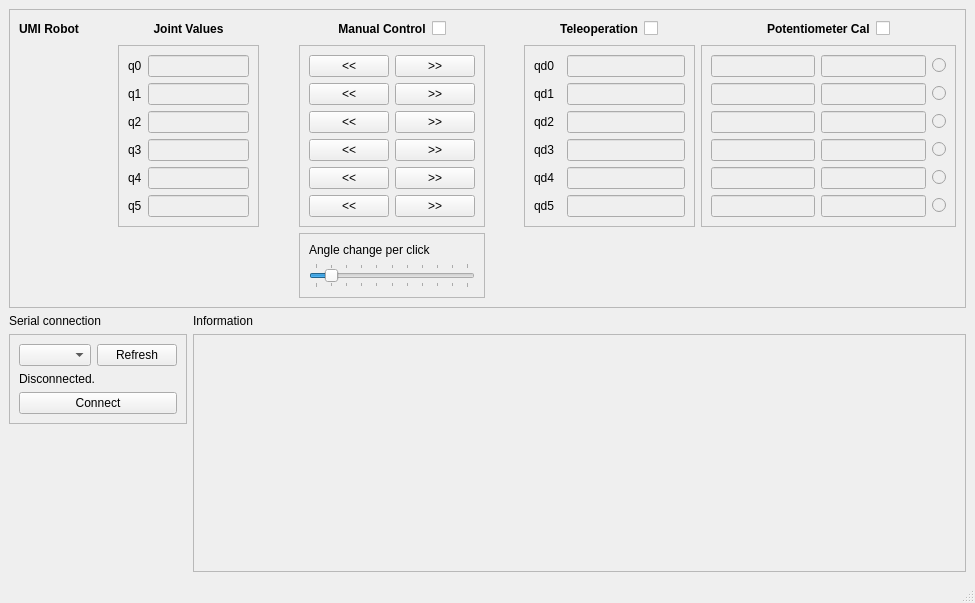
This is umirobot/gui/umirobot_main_window.ui in mmmarinho/umirobot-py as Qt 5 draws it before an edit. The edited form follows.
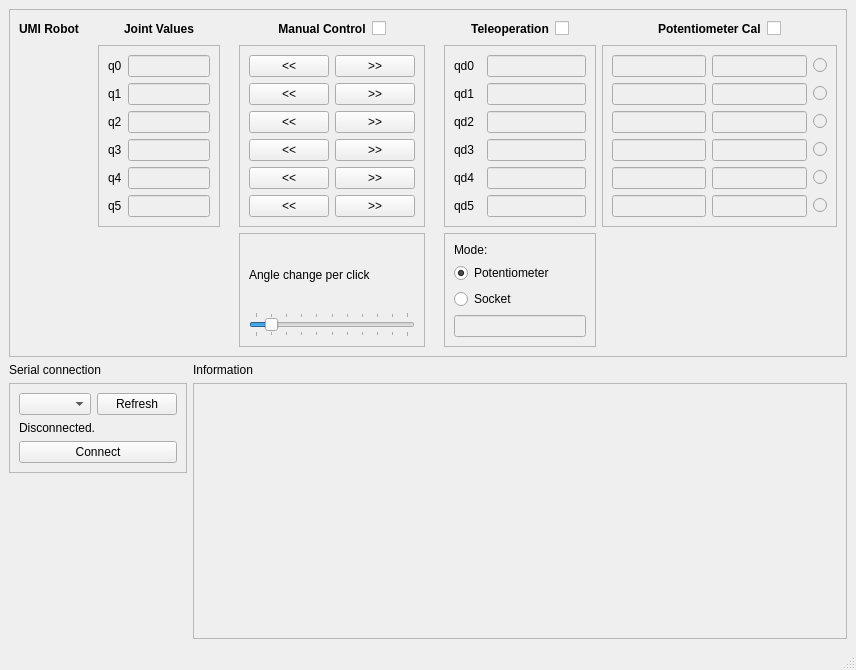
This is the edited form. Icons and pictures are not drawn.

Commit message: [umirobot_main_window] Adding socket communication GUI.

The edit to the form file:
```diff
--- a/umirobot/gui/umirobot_main_window.ui
+++ b/umirobot/gui/umirobot_main_window.ui
@@ -6,8 +6,8 @@
    <rect>
     <x>0</x>
     <y>0</y>
-    <width>975</width>
-    <height>603</height>
+    <width>856</width>
+    <height>670</height>
    </rect>
   </property>
   <property name="windowTitle">
@@ -506,19 +506,6 @@
          </property>
         </widget>
        </item>
-       <item row="4" column="6">
-        <spacer name="verticalSpacer_2">
-         <property name="orientation">
-          <enum>Qt::Vertical</enum>
-         </property>
-         <property name="sizeHint" stdset="0">
-          <size>
-           <width>20</width>
-           <height>40</height>
-          </size>
-         </property>
-        </spacer>
-       </item>
        <item row="1" column="2">
         <widget class="QLabel" name="label_2">
          <property name="text">
@@ -783,6 +770,52 @@
          </property>
         </widget>
        </item>
+       <item row="4" column="6">
+        <widget class="QFrame" name="frame_8">
+         <property name="frameShape">
+          <enum>QFrame::StyledPanel</enum>
+         </property>
+         <property name="frameShadow">
+          <enum>QFrame::Raised</enum>
+         </property>
+         <layout class="QVBoxLayout" name="verticalLayout_2">
+          <item>
+           <widget class="QLabel" name="label_8">
+            <property name="text">
+             <string>Mode:</string>
+            </property>
+           </widget>
+          </item>
+          <item>
+           <widget class="QRadioButton" name="radio_teleoperation_pot">
+            <property name="text">
+             <string>Potentiometer</string>
+            </property>
+            <property name="checked">
+             <bool>true</bool>
+            </property>
+           </widget>
+          </item>
+          <item>
+           <widget class="QRadioButton" name="radio_teleoperation_socket">
+            <property name="text">
+             <string>Socket</string>
+            </property>
+           </widget>
+          </item>
+          <item>
+           <widget class="QLineEdit" name="lineedit_teleoperation_socket">
+            <property name="enabled">
+             <bool>false</bool>
+            </property>
+            <property name="toolTip">
+             <string>Defined in the configuration file.</string>
+            </property>
+           </widget>
+          </item>
+         </layout>
+        </widget>
+       </item>
       </layout>
      </widget>
     </item>
```
Left out of the diff: 2 changed lines with no effect on the pictures. The commit also changes 2 other files.
